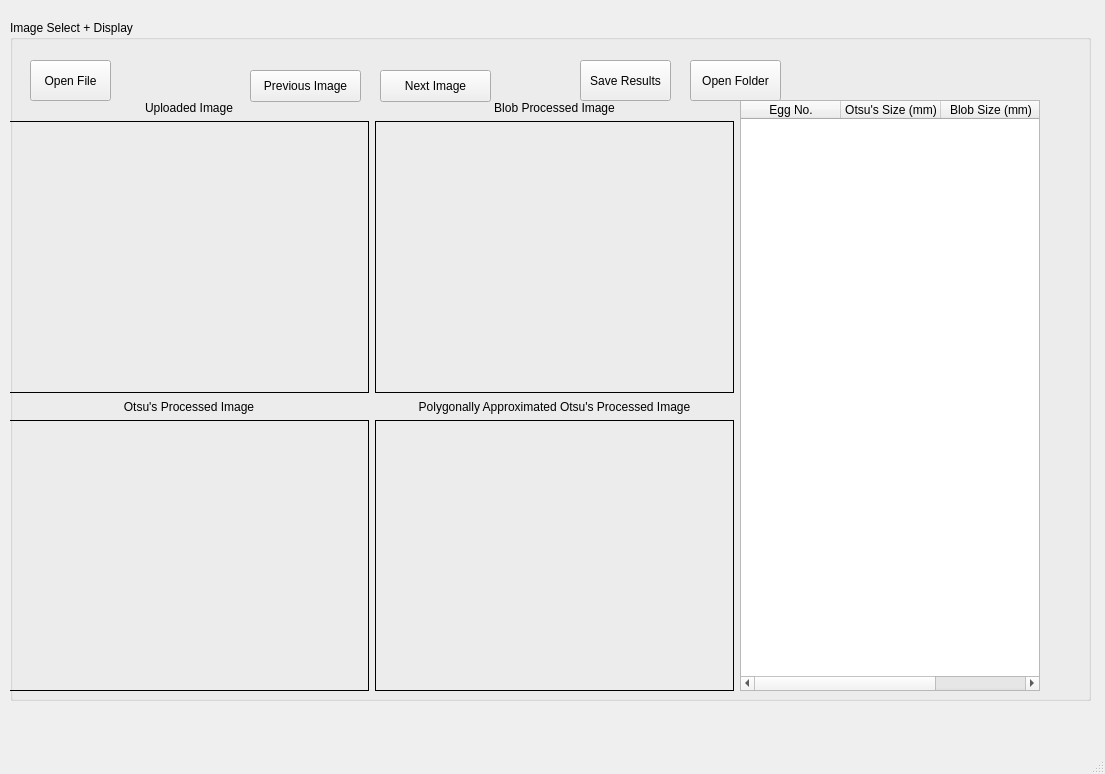
Above: src/eggsizerml.ui from jaxmattfair/eggsizerML before the change. Below: the same form after it.
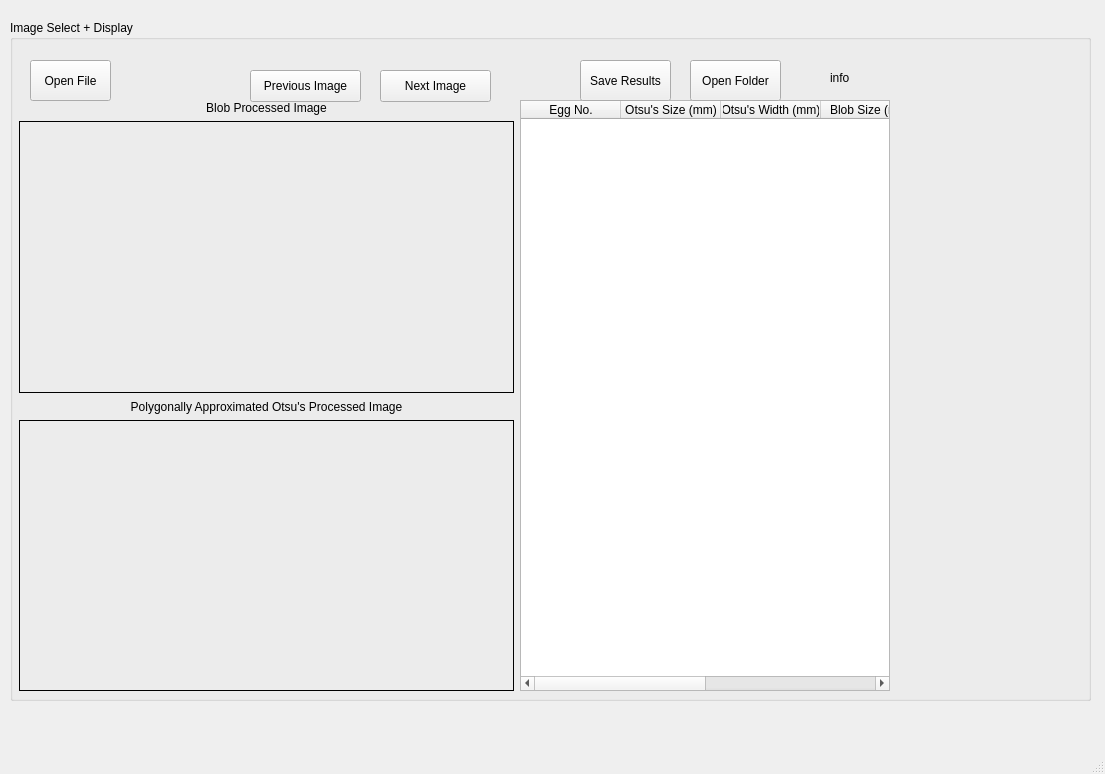
That is the form after the change.

Commit message: two images, labels, and an info section

What changed in the file:
```diff
--- a/src/eggsizerml.ui
+++ b/src/eggsizerml.ui
@@ -45,9 +45,9 @@
     <widget class="QWidget" name="horizontalLayoutWidget_3">
      <property name="geometry">
       <rect>
-       <x>-1</x>
+       <x>9</x>
        <y>80</y>
-       <width>1031</width>
+       <width>871</width>
        <height>591</height>
       </rect>
      </property>
@@ -56,39 +56,6 @@
        <layout class="QVBoxLayout" name="image_output_disp">
         <item>
          <layout class="QHBoxLayout" name="image_output_u_disp">
-          <item>
-           <layout class="QVBoxLayout" name="image_output_ul_disp">
-            <item>
-             <widget class="QLabel" name="imgLabel_ul">
-              <property name="maximumSize">
-               <size>
-                <width>16777215</width>
-                <height>15</height>
-               </size>
-              </property>
-              <property name="text">
-               <string>Uploaded Image</string>
-              </property>
-              <property name="alignment">
-               <set>Qt::AlignmentFlag::AlignCenter</set>
-              </property>
-             </widget>
-            </item>
-            <item>
-             <widget class="QLabel" name="imgDisp_ul">
-              <property name="frameShape">
-               <enum>QFrame::Shape::Box</enum>
-              </property>
-              <property name="text">
-               <string/>
-              </property>
-              <property name="scaledContents">
-               <bool>true</bool>
-              </property>
-             </widget>
-            </item>
-           </layout>
-          </item>
           <item>
            <layout class="QVBoxLayout" name="image_output_ur_disp">
             <item>
@@ -126,39 +93,6 @@
         </item>
         <item>
          <layout class="QHBoxLayout" name="image_output_l_disp">
-          <item>
-           <layout class="QVBoxLayout" name="image_output_ll_disp">
-            <item>
-             <widget class="QLabel" name="imgLabel_ll">
-              <property name="maximumSize">
-               <size>
-                <width>16777215</width>
-                <height>15</height>
-               </size>
-              </property>
-              <property name="text">
-               <string>Otsu's Processed Image</string>
-              </property>
-              <property name="alignment">
-               <set>Qt::AlignmentFlag::AlignCenter</set>
-              </property>
-             </widget>
-            </item>
-            <item>
-             <widget class="QLabel" name="imgDisp_ll">
-              <property name="frameShape">
-               <enum>QFrame::Shape::Box</enum>
-              </property>
-              <property name="text">
-               <string/>
-              </property>
-              <property name="scaledContents">
-               <bool>true</bool>
-              </property>
-             </widget>
-            </item>
-           </layout>
-          </item>
           <item>
            <layout class="QVBoxLayout" name="image_output_lr_disp">
             <item>
@@ -179,6 +113,12 @@
             </item>
             <item>
              <widget class="QLabel" name="imgDisp_lr">
+              <property name="maximumSize">
+               <size>
+                <width>16777208</width>
+                <height>16777215</height>
+               </size>
+              </property>
               <property name="frameShape">
                <enum>QFrame::Shape::Box</enum>
               </property>
@@ -198,9 +138,12 @@
       </item>
       <item>
        <widget class="QTableWidget" name="tableWidget">
+        <property name="enabled">
+         <bool>true</bool>
+        </property>
         <property name="maximumSize">
          <size>
-          <width>300</width>
+          <width>370</width>
           <height>16777215</height>
          </size>
         </property>
@@ -220,11 +163,26 @@
           <string>Otsu's Size (mm)</string>
          </property>
         </column>
+        <column>
+         <property name="text">
+          <string>Otsu's Width (mm)</string>
+         </property>
+        </column>
         <column>
          <property name="text">
           <string>Blob Size (mm)</string>
          </property>
         </column>
+        <column>
+         <property name="text">
+          <string>Blob Width (mm)</string>
+         </property>
+        </column>
+        <column>
+         <property name="text">
+          <string>Confidence</string>
+         </property>
+        </column>
        </widget>
       </item>
      </layout>
@@ -281,6 +239,22 @@
       <string>Open Folder</string>
      </property>
     </widget>
+    <widget class="QLabel" name="infoIcon">
+     <property name="geometry">
+      <rect>
+       <x>820</x>
+       <y>50</y>
+       <width>21</width>
+       <height>16</height>
+      </rect>
+     </property>
+     <property name="toolTip">
+      <string>&lt;html&gt;&lt;head/&gt;&lt;body&gt;&lt;p&gt;Version: 1.0.0&lt;/p&gt;&lt;p&gt;Developers: Jackson Fair, James Murrer, Benjamin Davis&lt;/p&gt;&lt;/body&gt;&lt;/html&gt;</string>
+     </property>
+     <property name="text">
+      <string>info</string>
+     </property>
+    </widget>
    </widget>
   </widget>
   <widget class="QMenuBar" name="menubar">
```
Left out of the diff: 3 changed lines with no effect on the pictures. The commit also changes 4 other files.
